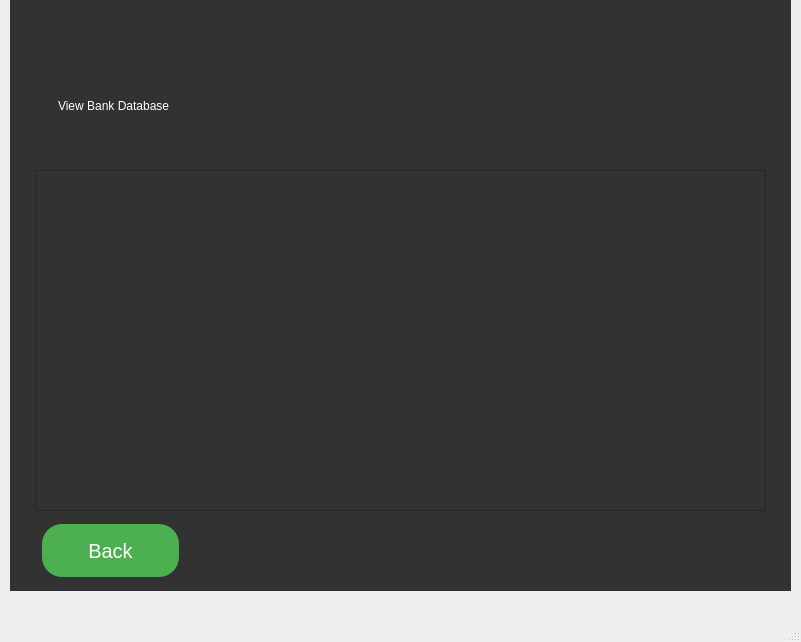
First picture: the form in BankSystemUser/mainwindow.ui, repository KerollosSamaan75/Bank-System-Project, before the edit.
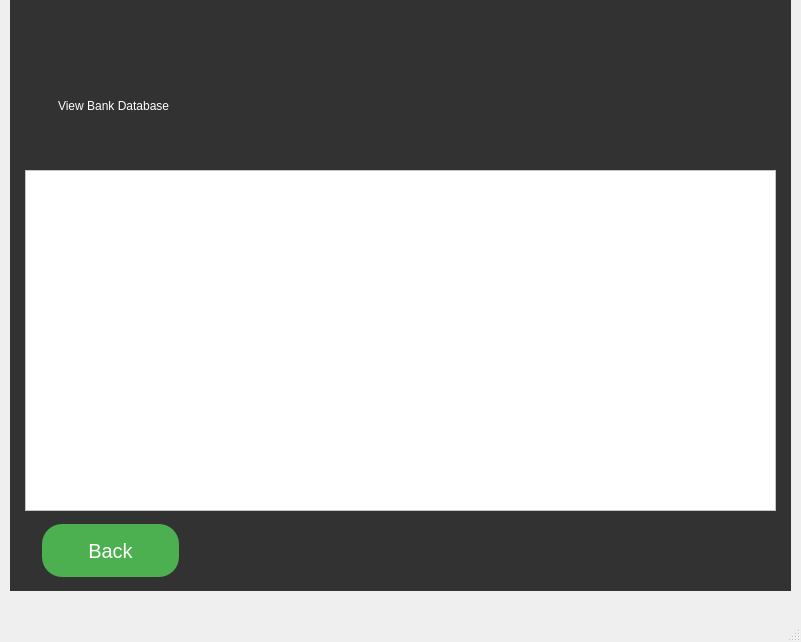
Second picture: the form after the edit. The open tabs and pages were chosen to show the change. Icons and pictures are not drawn.

```diff
--- a/BankSystemUser/mainwindow.ui
+++ b/BankSystemUser/mainwindow.ui
@@ -1242,18 +1242,21 @@
        <string>Back</string>
       </property>
      </widget>
-     <widget class="QListWidget" name="BankDataBaselistWidget">
+     <widget class="QTableWidget" name="BankDataBaseTableWidget">
       <property name="geometry">
        <rect>
-        <x>25</x>
+        <x>15</x>
         <y>170</y>
-        <width>731</width>
+        <width>751</width>
         <height>341</height>
        </rect>
       </property>
       <property name="styleSheet">
-       <string notr="true">font: 20pt &quot;Segoe UI&quot;;
-color: rgb(255, 255, 255);</string>
+       <string notr="true">background-color: rgb(255, 255, 255);
+font: 700 10pt &quot;Segoe UI&quot;;</string>
+      </property>
+      <property name="alternatingRowColors">
+       <bool>false</bool>
       </property>
       <property name="verticalScrollMode">
        <enum>QAbstractItemView::ScrollPerPixel</enum>
```
Left out of the diff: 12 changed lines with no effect on the pictures.
